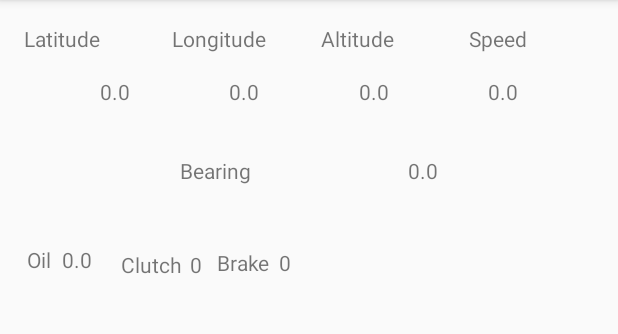
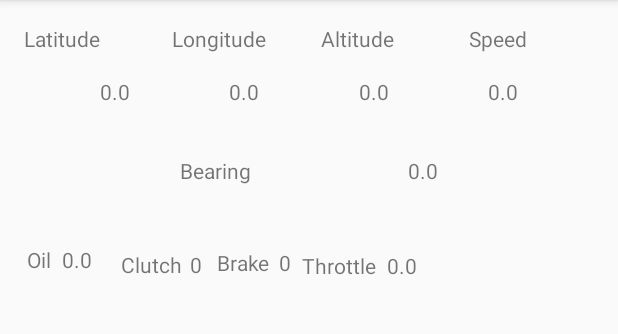
Before and after one commit to tomicooler/E46Track, an Android app: the screen it shows after launch (MainActivity), on a phone screen of 412 x 824 dp, the part 84-418 px from its top. Run offline under Robolectric (Android 15) with nearby library versions, the phone set to English and light mode, and no system bars; 6 statements that could not run were skipped.

Commit message:
extractors: throttle position.

```diff
--- a/app/src/main/java/com/tomicooler/bmw/e46track/MainActivity.java
+++ b/app/src/main/java/com/tomicooler/bmw/e46track/MainActivity.java
@@ -89,6 +89,14 @@ public class MainActivity extends AppCompatActivity {
                 @Override
                 public void onChanged(Boolean on) {
                     brake.setText(on ? "1" : "0");
+                }
+            });
+
+            final TextView throttle = findViewById(R.id.throttle);
+            mService.getModel().getCurrentThrottle().observeForever(new Observer<Double>() {
+                @Override
+                public void onChanged(Double value) {
+                    throttle.setText(String.format(Locale.getDefault(), "%f", value));
                 }
             });
         }
--- a/app/src/main/java/com/tomicooler/bmw/e46track/TrackService.java
+++ b/app/src/main/java/com/tomicooler/bmw/e46track/TrackService.java
@@ -29,6 +29,7 @@ import com.tomicooler.bmw.e46track.ds2.Message;
 import com.tomicooler.bmw.e46track.extractors.ClutchBrake;
 import com.tomicooler.bmw.e46track.extractors.MessageHandler;
 import com.tomicooler.bmw.e46track.extractors.Oil;
+import com.tomicooler.bmw.e46track.extractors.Throttle;
 
 import java.net.InetAddress;
 import java.net.UnknownHostException;
@@ -154,6 +155,7 @@ public class TrackService extends Service {
 
             requesters.add(new Requester(new Message(Utils.hexStringToByteArray("12")[0], Utils.hexStringToByteArray("0b03")), messageHandlers(new Oil(model))));
             requesters.add(new Requester(new Message(Utils.hexStringToByteArray("12")[0], Utils.hexStringToByteArray("0b04")), messageHandlers(new ClutchBrake(model))));
+            requesters.add(new Requester(new Message(Utils.hexStringToByteArray("12")[0], Utils.hexStringToByteArray("0b92")), messageHandlers(new Throttle(model))));
 
             Connection connection = new Connection(InetAddress.getByName(Utils.address(getApplicationContext())), Utils.port(getApplicationContext()), requesters);
             connectionFuture = executorService.submit(connection);
--- a/app/src/main/res/layout/content_main.xml
+++ b/app/src/main/res/layout/content_main.xml
@@ -178,4 +178,23 @@
         app:layout_constraintStart_toEndOf="@+id/textView4"
         app:layout_constraintTop_toBottomOf="@+id/textView13" />
 
+    <TextView
+        android:id="@+id/textView10"
+        android:layout_width="wrap_content"
+        android:layout_height="wrap_content"
+        android:layout_marginStart="7dp"
+        android:layout_marginTop="2dp"
+        android:text="Throttle"
+        app:layout_constraintStart_toEndOf="@+id/brake"
+        app:layout_constraintTop_toTopOf="@+id/brake" />
+
+    <TextView
+        android:id="@+id/throttle"
+        android:layout_width="wrap_content"
+        android:layout_height="wrap_content"
+        android:layout_marginStart="7dp"
+        android:text="0.0"
+        app:layout_constraintBaseline_toBaselineOf="@+id/textView10"
+        app:layout_constraintStart_toEndOf="@+id/textView10" />
+
 </androidx.constraintlayout.widget.ConstraintLayout>
```
Also changed, not shown: app/src/main/java/com/tomicooler/bmw/e46track/TrackModel.java (+8 -0 lines), app/src/main/java/com/tomicooler/bmw/e46track/extractors/Throttle.java (added, +20 -0 lines).
